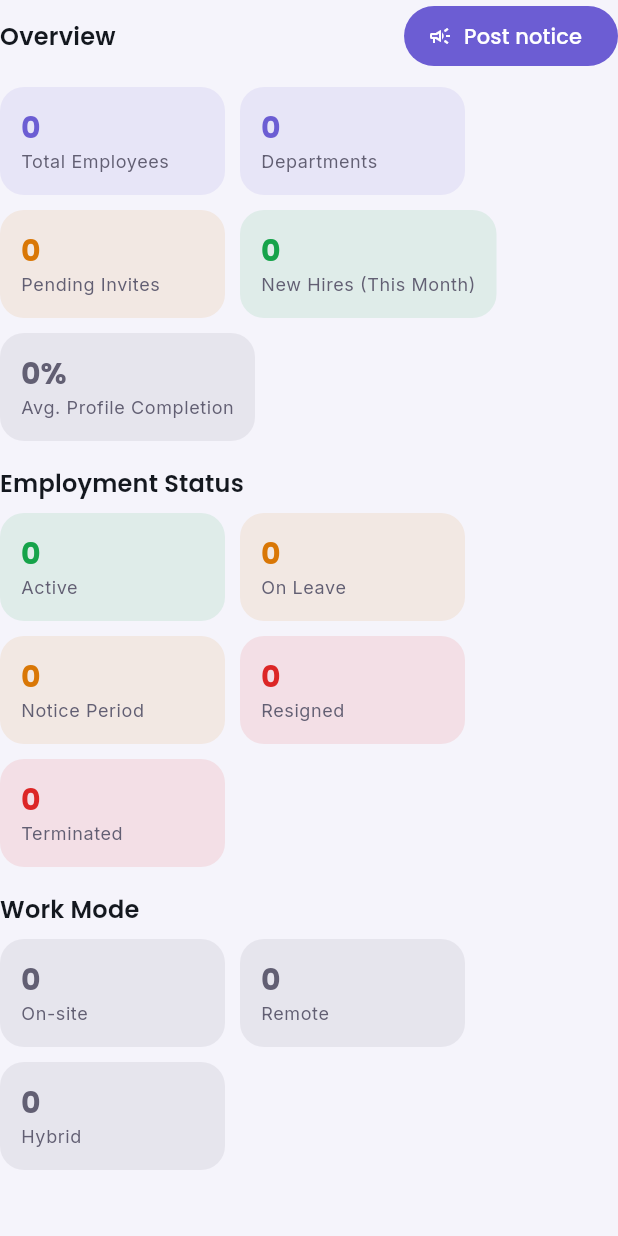
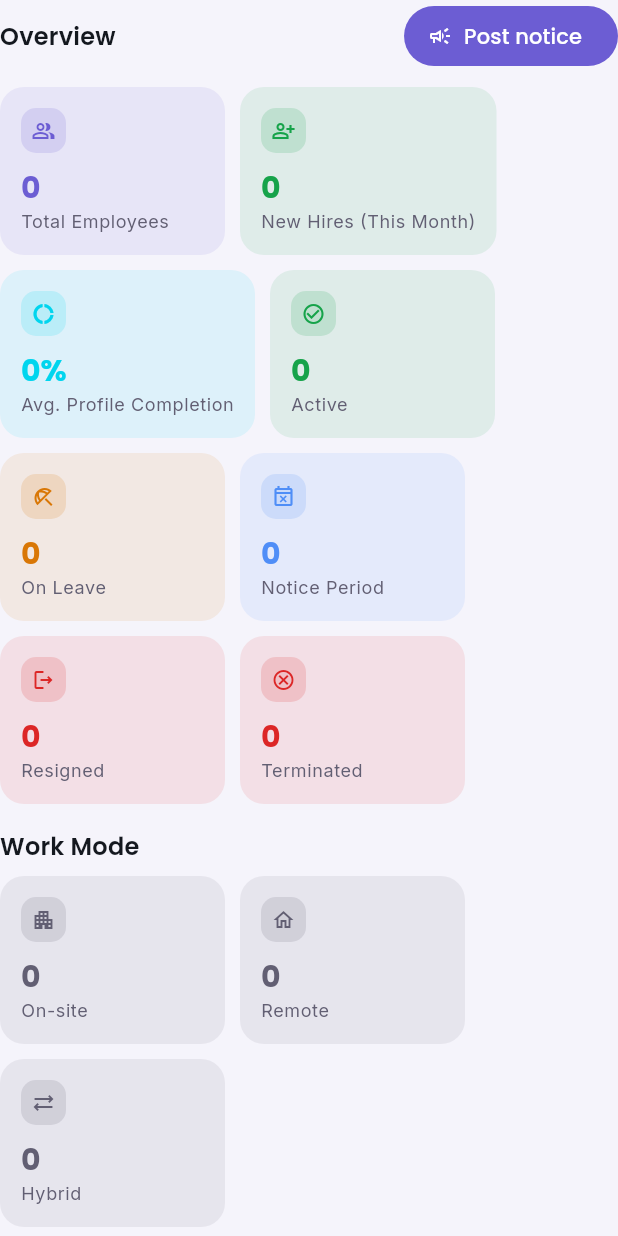
Before and after one commit to noushadr/Custom-ERP, a Flutter app: the _DashboardStats widget shown alone on an empty page, opened directly with empty values, on a phone screen of 412 x 824 dp. Run offline on Flutter 3.47's test engine with Material 3 defaults, Android fonts, the phone set to English and light mode, and no system bars; our stand-ins replace dio, file_picker, flutter_riverpod, flutter_secure_storage; accounts and stored records are empty; network calls fail.

Commit message:
Dashboard: revert to metric-tile boxes, drop Departments/Invites, merge Employment Status into Overview
Chart widgets (donut/bar) were replaced back with the existing
MetricCard tile pattern for consistency with the rest of the
dashboard. Also drops the separate Departments and Pending Invites
tiles (redundant with the Employees/Departments pages themselves) and
folds the Employment Status breakdown into the single Overview
section instead of giving it its own header.

Co-Authored-By: Claude Sonnet 5 <noreply@anthropic.com>

```diff
--- a/frontend/lib/features/employee/presentation/pages/admin_dashboard_page.dart
+++ b/frontend/lib/features/employee/presentation/pages/admin_dashboard_page.dart
@@ -57,14 +57,6 @@ class _DashboardStats extends StatelessWidget {
   @override
   Widget build(BuildContext context) {
     final total = employees.length;
-    final departmentCount = employees
-        .map((e) => e.department?.id)
-        .whereType<String>()
-        .toSet()
-        .length;
-    final pendingInvites = employees
-        .where((e) => e.accountStatus == 'pending_invite')
-        .length;
     final now = DateTime.now();
     final newHiresThisMonth = employees.where((e) {
       final joined = DateTime.tryParse(e.joiningDate);
@@ -121,60 +113,49 @@ class _DashboardStats extends StatelessWidget {
                 label: 'Total Employees',
                 value: '$total',
                 color: AppColors.primary,
-              ),
-              MetricCard(
-                label: 'Departments',
-                value: '$departmentCount',
-                color: AppColors.primary,
-              ),
-              MetricCard(
-                label: 'Pending Invites',
-                value: '$pendingInvites',
-                color: AppColors.warning,
+                icon: Icons.people_alt_outlined,
               ),
               MetricCard(
                 label: 'New Hires (This Month)',
                 value: '$newHiresThisMonth',
                 color: AppColors.success,
+                icon: Icons.person_add_alt_outlined,
               ),
               MetricCard(
                 label: 'Avg. Profile Completion',
                 value: '$avgProfileCompletion%',
-                color: AppColors.textSecondary,
+                color: AppColors.accentTeal,
+                icon: Icons.donut_large_outlined,
               ),
-            ],
-          ),
-          const SizedBox(height: 18),
-          const _SectionHeader('Employment Status'),
-          const SizedBox(height: 10),
-          Wrap(
-            spacing: 10,
-            runSpacing: 10,
-            children: [
               MetricCard(
                 label: 'Active',
                 value: '${byStatus['active'] ?? 0}',
                 color: AppColors.success,
+                icon: Icons.check_circle_outline,
               ),
               MetricCard(
                 label: 'On Leave',
                 value: '${byStatus['on_leave'] ?? 0}',
                 color: AppColors.warning,
+                icon: Icons.beach_access_outlined,
               ),
               MetricCard(
                 label: 'Notice Period',
                 value: '${byStatus['notice_period'] ?? 0}',
-                color: AppColors.warning,
+                color: AppColors.secondary,
+                icon: Icons.event_busy_outlined,
               ),
               MetricCard(
                 label: 'Resigned',
                 value: '${byStatus['resigned'] ?? 0}',
                 color: AppColors.error,
+                icon: Icons.logout_outlined,
               ),
               MetricCard(
                 label: 'Terminated',
                 value: '${byStatus['terminated'] ?? 0}',
                 color: AppColors.error,
+                icon: Icons.cancel_outlined,
               ),
             ],
           ),
@@ -189,16 +170,19 @@ class _DashboardStats extends StatelessWidget {
                 label: 'On-site',
                 value: '${byWorkMode['on_site'] ?? 0}',
                 color: AppColors.textSecondary,
+                icon: Icons.apartment_outlined,
               ),
               MetricCard(
                 label: 'Remote',
                 value: '${byWorkMode['remote'] ?? 0}',
                 color: AppColors.textSecondary,
+                icon: Icons.home_outlined,
               ),
               MetricCard(
                 label: 'Hybrid',
                 value: '${byWorkMode['hybrid'] ?? 0}',
                 color: AppColors.textSecondary,
+                icon: Icons.sync_alt_outlined,
               ),
             ],
           ),
```
Also changed, not shown: 1 other file.
